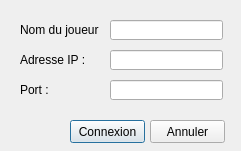
Before: the Qt Designer form CPPoker-Client/view/menuconnexion.ui in nosatoufer/CPPoker, drawn with Qt 5.
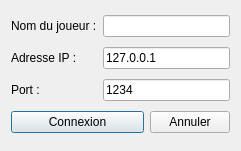
After: the same form once the commit is applied. Icons and pictures are not drawn.

What changed in the file:
```diff
--- a/CPPoker-Client/view/menuconnexion.ui
+++ b/CPPoker-Client/view/menuconnexion.ui
@@ -17,101 +17,60 @@
    <iconset resource="images.qrc">
     <normaloff>:/img/connexion.png</normaloff>:/img/connexion.png</iconset>
   </property>
+  <layout class="QGridLayout" name="gridLayout">
+   <item row="0" column="0">
   <widget class="QLabel" name="labelNamePlayer">
-   <property name="geometry">
-    <rect>
-     <x>20</x>
-     <y>20</y>
-     <width>80</width>
-     <height>20</height>
-    </rect>
-   </property>
    <property name="text">
     <string>Nom du joueur :</string>
    </property>
   </widget>
+   </item>
+   <item row="0" column="1" colspan="2">
+    <widget class="QLineEdit" name="lineEditNamePlayer"/>
+   </item>
+   <item row="1" column="0">
   <widget class="QLabel" name="labelIPAddress">
-   <property name="geometry">
-    <rect>
-     <x>20</x>
-     <y>50</y>
-     <width>80</width>
-     <height>20</height>
-    </rect>
-   </property>
    <property name="text">
     <string>Adresse IP :</string>
    </property>
   </widget>
+   </item>
+   <item row="1" column="1" colspan="2">
+    <widget class="QLineEdit" name="lineEditIPAddress">
+     <property name="text">
+      <string>127.0.0.1</string>
+     </property>
+    </widget>
+   </item>
+   <item row="2" column="0">
   <widget class="QLabel" name="labelPort">
-   <property name="geometry">
-    <rect>
-     <x>20</x>
-     <y>80</y>
-     <width>80</width>
-     <height>20</height>
-    </rect>
-   </property>
    <property name="text">
     <string>Port :</string>
    </property>
   </widget>
+   </item>
+   <item row="2" column="1" colspan="2">
+    <widget class="QLineEdit" name="lineEditPort">
+     <property name="text">
+      <string>1234</string>
+     </property>
+    </widget>
+   </item>
+   <item row="3" column="0" colspan="2">
   <widget class="QPushButton" name="buttonConnexion">
-   <property name="geometry">
-    <rect>
-     <x>70</x>
-     <y>120</y>
-     <width>75</width>
-     <height>23</height>
-    </rect>
-   </property>
    <property name="text">
     <string>Connexion</string>
    </property>
   </widget>
+   </item>
+   <item row="3" column="2">
   <widget class="QPushButton" name="buttonAnnuler">
-   <property name="geometry">
-    <rect>
-     <x>150</x>
-     <y>120</y>
-     <width>75</width>
-     <height>23</height>
-    </rect>
-   </property>
    <property name="text">
     <string>Annuler</string>
    </property>
   </widget>
-  <widget class="QLineEdit" name="lineEditPort">
-   <property name="geometry">
-    <rect>
-     <x>110</x>
-     <y>80</y>
-     <width>113</width>
-     <height>20</height>
-    </rect>
-   </property>
-  </widget>
-  <widget class="QLineEdit" name="lineEditNamePlayer">
-   <property name="geometry">
-    <rect>
-     <x>110</x>
-     <y>20</y>
-     <width>113</width>
-     <height>20</height>
-    </rect>
-   </property>
-  </widget>
-  <widget class="QLineEdit" name="lineEditIPAddress">
-   <property name="geometry">
-    <rect>
-     <x>110</x>
-     <y>50</y>
-     <width>113</width>
-     <height>20</height>
-    </rect>
-   </property>
-  </widget>
+   </item>
+  </layout>
  </widget>
  <tabstops>
   <tabstop>lineEditNamePlayer</tabstop>
```
Left out of the diff: 4 changed lines with no effect on the pictures. Lines whose indentation alone changed are shown as unchanged.
